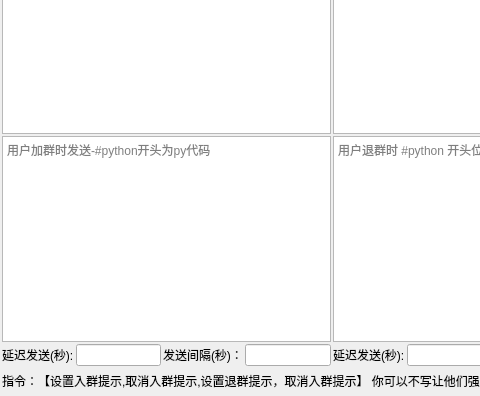
Old version of the form ui/botset.ui in the repository qiancao1/chun_bai_ling; both pictures show x 0 to 480 and y 95 to 491 of the 665 by 491 pixel window.
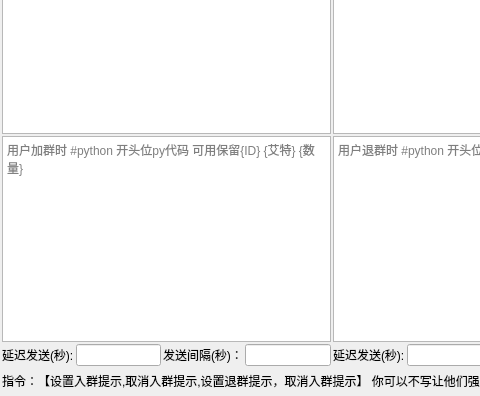
New version of the form.

What changed in the file:
```diff
--- a/ui/botset.ui
+++ b/ui/botset.ui
@@ -62,7 +62,7 @@
      <item row="2" column="0">
       <widget class="QTextEdit" name="textEdit_3">
        <property name="placeholderText">
-        <string>用户加群时发送-#python开头为py代码 </string>
+        <string>用户加群时 #python 开头位py代码 可用保留{ID} {艾特} {数量}</string>
        </property>
       </widget>
      </item>
```
